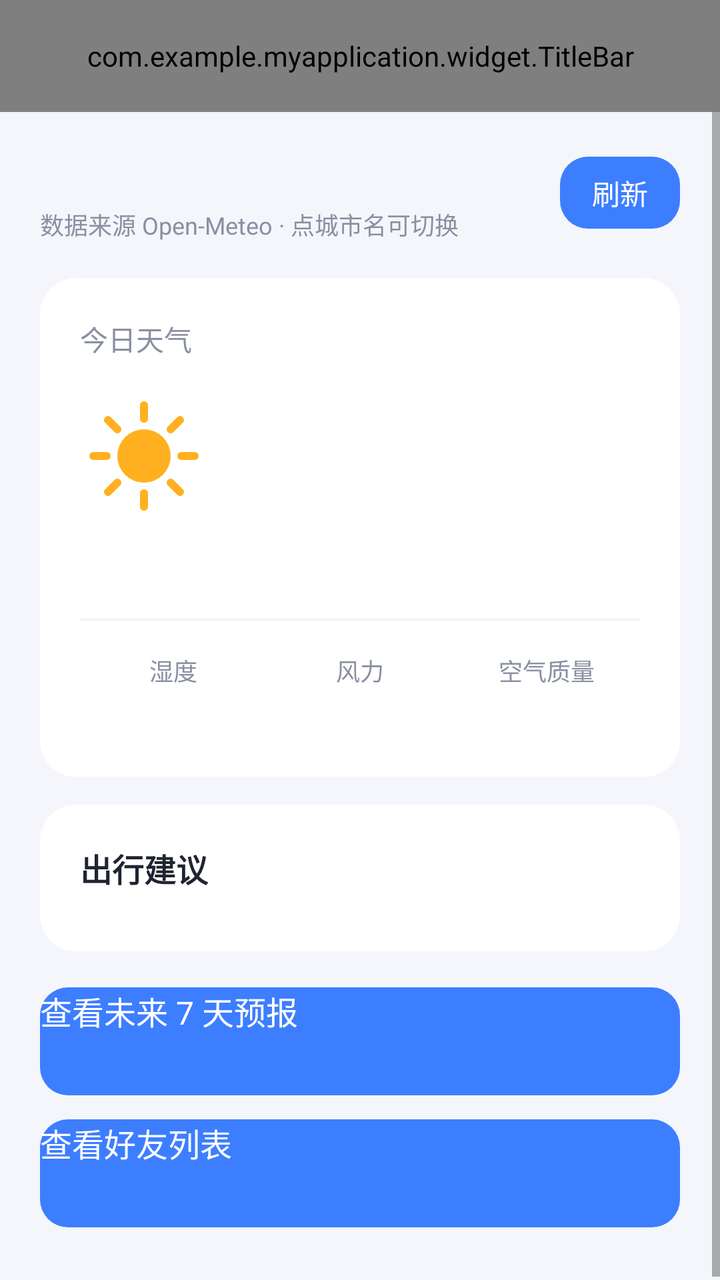
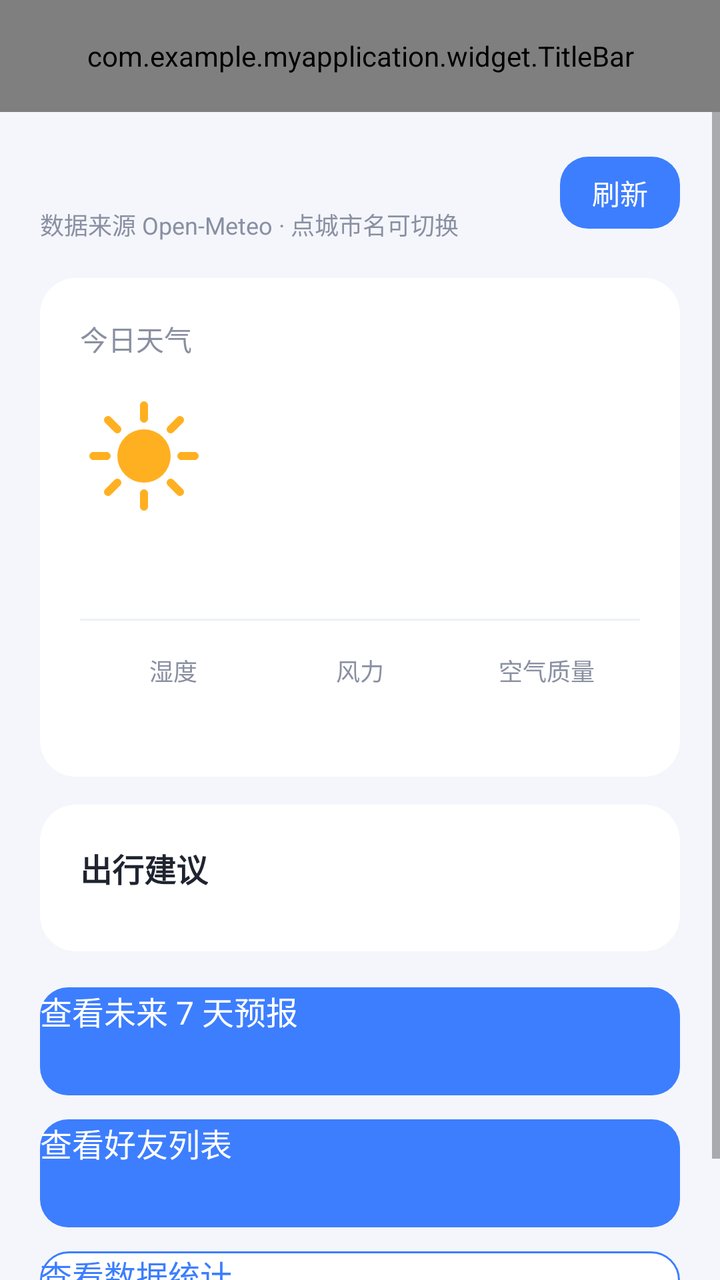

The first picture is an Android layout as it rendered before a commit; the second is the same layout after the commit. The layout source and the unified diff follow.
<!-- AndroidManifest.xml: activity theme Theme.MyApplication -->
<!-- res/layout/activity_weather.xml -->
<?xml version="1.0" encoding="utf-8"?>
<LinearLayout xmlns:android="http://schemas.android.com/apk/res/android"
    xmlns:app="http://schemas.android.com/apk/res-auto"
    android:layout_width="match_parent"
    android:layout_height="match_parent"
    android:background="@color/page_bg"
    android:fitsSystemWindows="true"
    android:orientation="vertical">

    
    <com.example.myapplication.widget.TitleBar
        android:id="@+id/titleBar"
        android:layout_width="match_parent"
        android:layout_height="56dp"
        app:tbTitle="@string/today_title" />

    <ScrollView
        android:layout_width="match_parent"
        android:layout_height="0dp"
        android:layout_weight="1"
        android:fillViewport="true">

    <LinearLayout
        android:layout_width="match_parent"
        android:layout_height="wrap_content"
        android:orientation="vertical"
        android:paddingStart="20dp"
        android:paddingTop="16dp"
        android:paddingEnd="20dp"
        android:paddingBottom="28dp">

        
        <LinearLayout
            android:layout_width="match_parent"
            android:layout_height="wrap_content"
            android:gravity="center_vertical"
            android:orientation="horizontal">

            <LinearLayout
                android:layout_width="0dp"
                android:layout_height="wrap_content"
                android:layout_weight="1"
                android:orientation="vertical">

                <TextView
                    android:id="@+id/tvCity"
                    android:layout_width="wrap_content"
                    android:layout_height="wrap_content"
                    android:background="?android:attr/selectableItemBackground"
                    android:clickable="true"
                    android:focusable="true"
                    android:textColor="@color/text_primary"
                    android:textSize="22sp"
                    android:textStyle="bold" />

                <TextView
                    android:id="@+id/tvSource"
                    android:layout_width="wrap_content"
                    android:layout_height="wrap_content"
                    android:layout_marginTop="2dp"
                    android:text="@string/weather_source_hint"
                    android:textColor="@color/text_secondary"
                    android:textSize="12sp" />
            </LinearLayout>

            <TextView
                android:id="@+id/btnRefresh"
                android:layout_width="wrap_content"
                android:layout_height="36dp"
                android:background="@drawable/bg_button"
                android:backgroundTint="@color/brand"
                android:clickable="true"
                android:focusable="true"
                android:gravity="center"
                android:paddingStart="16dp"
                android:paddingEnd="16dp"
                android:text="@string/action_refresh"
                android:textColor="@color/white"
                android:textSize="14sp" />
        </LinearLayout>

        
        <LinearLayout
            android:layout_width="match_parent"
            android:layout_height="wrap_content"
            android:layout_marginTop="18dp"
            android:background="@drawable/bg_card"
            android:orientation="vertical"
            android:padding="20dp">

            <TextView
                android:layout_width="wrap_content"
                android:layout_height="wrap_content"
                android:text="@string/today_title"
                android:textColor="@color/text_secondary"
                android:textSize="14sp" />

            <LinearLayout
                android:layout_width="match_parent"
                android:layout_height="wrap_content"
                android:layout_marginTop="10dp"
                android:gravity="center_vertical"
                android:orientation="horizontal">

                <ImageView
                    android:id="@+id/ivTodayIcon"
                    android:layout_width="64dp"
                    android:layout_height="64dp"
                    android:contentDescription="@string/today_title"
                    android:src="@drawable/ic_weather_sunny" />

                <LinearLayout
                    android:layout_width="0dp"
                    android:layout_height="wrap_content"
                    android:layout_marginStart="14dp"
                    android:layout_weight="1"
                    android:orientation="vertical">

                    <TextView
                        android:id="@+id/tvTodayTemp"
                        android:layout_width="wrap_content"
                        android:layout_height="wrap_content"
                        android:textColor="@color/text_primary"
                        android:textSize="42sp"
                        android:textStyle="bold" />

                    <TextView
                        android:id="@+id/tvTodayCondition"
                        android:layout_width="wrap_content"
                        android:layout_height="wrap_content"
                        android:textColor="@color/text_secondary"
                        android:textSize="15sp" />
                </LinearLayout>
            </LinearLayout>

            <TextView
                android:id="@+id/tvTodayRange"
                android:layout_width="wrap_content"
                android:layout_height="wrap_content"
                android:layout_marginTop="8dp"
                android:textColor="@color/text_secondary"
                android:textSize="14sp" />

            <View
                android:layout_width="match_parent"
                android:layout_height="1dp"
                android:layout_marginTop="16dp"
                android:background="@color/divider" />

            <LinearLayout
                android:layout_width="match_parent"
                android:layout_height="wrap_content"
                android:layout_marginTop="16dp"
                android:orientation="horizontal">

                <LinearLayout
                    android:layout_width="0dp"
                    android:layout_height="wrap_content"
                    android:layout_weight="1"
                    android:gravity="center_horizontal"
                    android:orientation="vertical">

                    <TextView
                        android:layout_width="wrap_content"
                        android:layout_height="wrap_content"
                        android:text="@string/label_humidity"
                        android:textColor="@color/text_secondary"
                        android:textSize="12sp" />

                    <TextView
                        android:id="@+id/tvHumidity"
                        android:layout_width="wrap_content"
                        android:layout_height="wrap_content"
                        android:layout_marginTop="4dp"
                        android:textColor="@color/text_primary"
                        android:textSize="15sp"
                        android:textStyle="bold" />
                </LinearLayout>

                <LinearLayout
                    android:layout_width="0dp"
                    android:layout_height="wrap_content"
                    android:layout_weight="1"
                    android:gravity="center_horizontal"
                    android:orientation="vertical">

                    <TextView
                        android:layout_width="wrap_content"
                        android:layout_height="wrap_content"
                        android:text="@string/label_wind"
                        android:textColor="@color/text_secondary"
                        android:textSize="12sp" />

                    <TextView
                        android:id="@+id/tvWind"
                        android:layout_width="wrap_content"
                        android:layout_height="wrap_content"
                        android:layout_marginTop="4dp"
                        android:textColor="@color/text_primary"
                        android:textSize="15sp"
                        android:textStyle="bold" />
                </LinearLayout>

                <LinearLayout
                    android:layout_width="0dp"
                    android:layout_height="wrap_content"
                    android:layout_weight="1"
                    android:gravity="center_horizontal"
                    android:orientation="vertical">

                    <TextView
                        android:layout_width="wrap_content"
                        android:layout_height="wrap_content"
                        android:text="@string/label_air"
                        android:textColor="@color/text_secondary"
                        android:textSize="12sp" />

                    <TextView
                        android:id="@+id/tvAirQuality"
                        android:layout_width="wrap_content"
                        android:layout_height="wrap_content"
                        android:layout_marginTop="4dp"
                        android:textColor="@color/text_primary"
                        android:textSize="15sp"
                        android:textStyle="bold" />
                </LinearLayout>
            </LinearLayout>
        </LinearLayout>

        
        <LinearLayout
            android:layout_width="match_parent"
            android:layout_height="wrap_content"
            android:layout_marginTop="14dp"
            android:background="@drawable/bg_card"
            android:orientation="vertical"
            android:padding="20dp">

            <TextView
                android:layout_width="wrap_content"
                android:layout_height="wrap_content"
                android:text="@string/advice_title"
                android:textColor="@color/text_primary"
                android:textSize="16sp"
                android:textStyle="bold" />

            <LinearLayout
                android:id="@+id/llAdvice"
                android:layout_width="match_parent"
                android:layout_height="wrap_content"
                android:layout_marginTop="10dp"
                android:orientation="vertical" />
        </LinearLayout>

        <Button
            android:id="@+id/btnForecast"
            android:layout_width="match_parent"
            android:layout_height="54dp"
            android:layout_marginTop="18dp"
            android:background="@drawable/bg_button"
            android:backgroundTint="@color/brand"
            android:text="@string/action_view_forecast"
            android:textAllCaps="false"
            android:textColor="@color/white"
            android:textSize="16sp" />

        
        <Button
            android:id="@+id/btnFriends"
            android:layout_width="match_parent"
            android:layout_height="54dp"
            android:layout_marginTop="12dp"
            android:background="@drawable/bg_button"
            android:backgroundTint="@color/brand"
            android:text="@string/action_view_friends"
            android:textAllCaps="false"
            android:textColor="@color/white"
            android:textSize="16sp" />

    </LinearLayout>
    </ScrollView>
</LinearLayout>
<!-- resources referenced by this layout -->
<resources>
  <color name="brand">#FF3D7EFF</color>
  <color name="divider">#FFEDF0F6</color>
  <color name="page_bg">#FFF4F6FB</color>
  <color name="text_primary">#FF1F2430</color>
  <color name="text_secondary">#FF8A90A2</color>
  <color name="white">#FFFFFFFF</color>
  <!-- drawable bg_button (drawable) -->
  <?xml version="1.0" encoding="utf-8"?>
  <shape xmlns:android="http://schemas.android.com/apk/res/android"
      android:shape="rectangle">
  
      <solid android:color="@color/brand" />
      <corners android:radius="14dp" />
  </shape>
  <!-- drawable bg_card (drawable) -->
  <?xml version="1.0" encoding="utf-8"?>
  <shape xmlns:android="http://schemas.android.com/apk/res/android"
      android:shape="rectangle">
  
      <solid android:color="@color/card_bg" />
      <corners android:radius="18dp" />
  </shape>
  <!-- drawable ic_weather_sunny (drawable) -->
  <?xml version="1.0" encoding="utf-8"?>
  <vector xmlns:android="http://schemas.android.com/apk/res/android"
      android:width="48dp"
      android:height="48dp"
      android:viewportWidth="48"
      android:viewportHeight="48">
  
      <path
          android:fillColor="#FFB020"
          android:pathData="M14,24a10,10 0 1,0 20,0a10,10 0 1,0 -20,0" />
      <path
          android:fillColor="#00000000"
          android:pathData="M24,5v5"
          android:strokeColor="#FFB020"
          android:strokeLineCap="round"
          android:strokeWidth="3" />
      <path
          android:fillColor="#00000000"
          android:pathData="M24,38v5"
          android:strokeColor="#FFB020"
          android:strokeLineCap="round"
          android:strokeWidth="3" />
      <path
          android:fillColor="#00000000"
          android:pathData="M5,24h5"
          android:strokeColor="#FFB020"
          android:strokeLineCap="round"
          android:strokeWidth="3" />
      <path
          android:fillColor="#00000000"
          android:pathData="M38,24h5"
          android:strokeColor="#FFB020"
          android:strokeLineCap="round"
          android:strokeWidth="3" />
      <path
          android:fillColor="#00000000"
          android:pathData="M10.5,10.5l3.5,3.5"
          android:strokeColor="#FFB020"
          android:strokeLineCap="round"
          android:strokeWidth="3" />
      <path
          android:fillColor="#00000000"
          android:pathData="M34,34l3.5,3.5"
          android:strokeColor="#FFB020"
          android:strokeLineCap="round"
          android:strokeWidth="3" />
      <path
          android:fillColor="#00000000"
          android:pathData="M37.5,10.5l-3.5,3.5"
          android:strokeColor="#FFB020"
          android:strokeLineCap="round"
          android:strokeWidth="3" />
      <path
          android:fillColor="#00000000"
          android:pathData="M14,34l-3.5,3.5"
          android:strokeColor="#FFB020"
          android:strokeLineCap="round"
          android:strokeWidth="3" />
  </vector>
  <string name="action_refresh">刷新</string>
  <string name="action_view_forecast">查看未来 7 天预报</string>
  <string name="action_view_friends">查看好友列表</string>
  <string name="advice_title">出行建议</string>
  <string name="label_air">空气质量</string>
  <string name="label_humidity">湿度</string>
  <string name="label_wind">风力</string>
  <string name="today_title">今日天气</string>
  <string name="weather_source_hint">数据来源 Open-Meteo · 点城市名可切换</string>
  <style name="Theme.MyApplication" parent="android:Theme.Material.Light.NoActionBar">
          <item name="android:windowBackground">@color/page_bg</item>
          <item name="android:statusBarColor">@android:color/transparent</item>
          <item name="android:windowLightStatusBar">true</item>
      </style>
  <color name="card_bg">#FFFFFFFF</color>
</resources>

<!-- the commit's change to res/layout/activity_weather.xml (unified diff, before → after) -->
@@ -277,6 +277,19 @@
             android:textColor="@color/white"
             android:textSize="16sp" />
 
+        
+        <Button
+            android:id="@+id/btnChart"
+            android:layout_width="match_parent"
+            android:layout_height="54dp"
+            android:layout_marginTop="12dp"
+            android:background="@drawable/btn_chart_outline"
+            android:backgroundTint="@null"
+            android:text="@string/action_view_chart"
+            android:textAllCaps="false"
+            android:textColor="@color/brand"
+            android:textSize="16sp" />
+
     </LinearLayout>
     </ScrollView>
 </LinearLayout>
<!-- resource entries referenced after the edit -->
@@ -21,6 +21,17 @@
   
       <solid android:color="@color/card_bg" />
       <corners android:radius="18dp" />
+  </shape>
+  <!-- drawable btn_chart_outline (drawable) -->
+  <?xml version="1.0" encoding="utf-8"?>
+  <shape xmlns:android="http://schemas.android.com/apk/res/android"
+      android:shape="rectangle">
+  
+      <solid android:color="@color/card_bg" />
+      <corners android:radius="14dp" />
+      <stroke
+          android:width="1dp"
+          android:color="@color/brand" />
   </shape>
   <!-- drawable ic_weather_sunny (drawable) -->
   <?xml version="1.0" encoding="utf-8"?>
@@ -83,6 +94,7 @@
           android:strokeWidth="3" />
   </vector>
   <string name="action_refresh">刷新</string>
+  <string name="action_view_chart">查看数据统计</string>
   <string name="action_view_forecast">查看未来 7 天预报</string>
   <string name="action_view_friends">查看好友列表</string>
   <string name="advice_title">出行建议</string>
